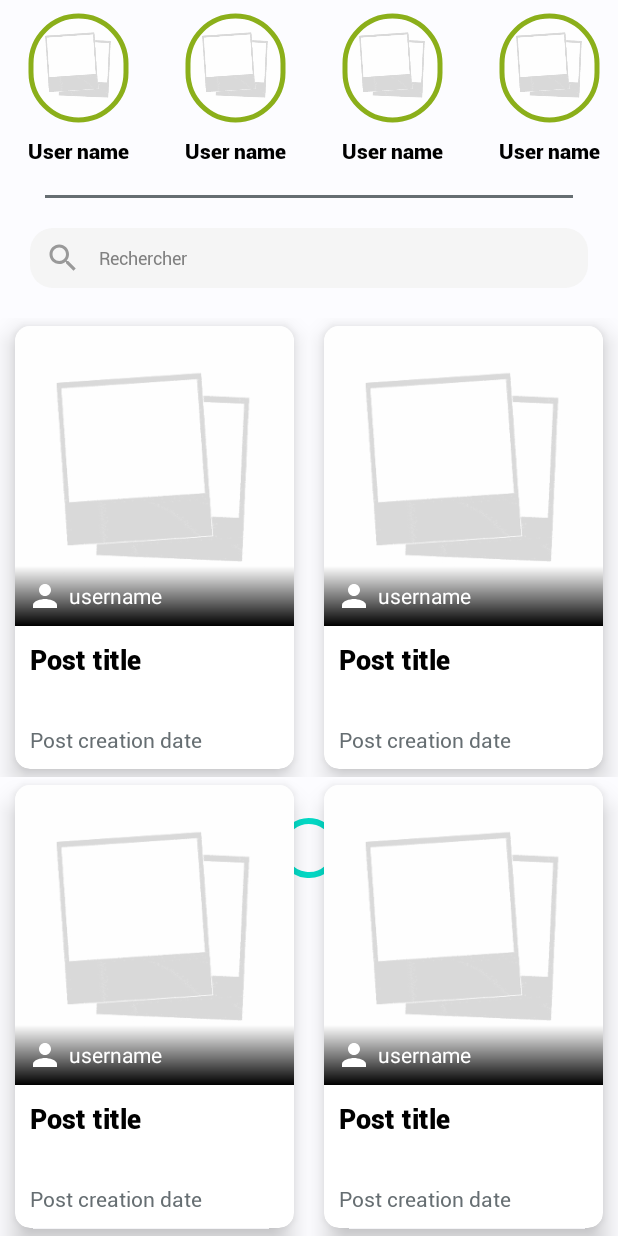
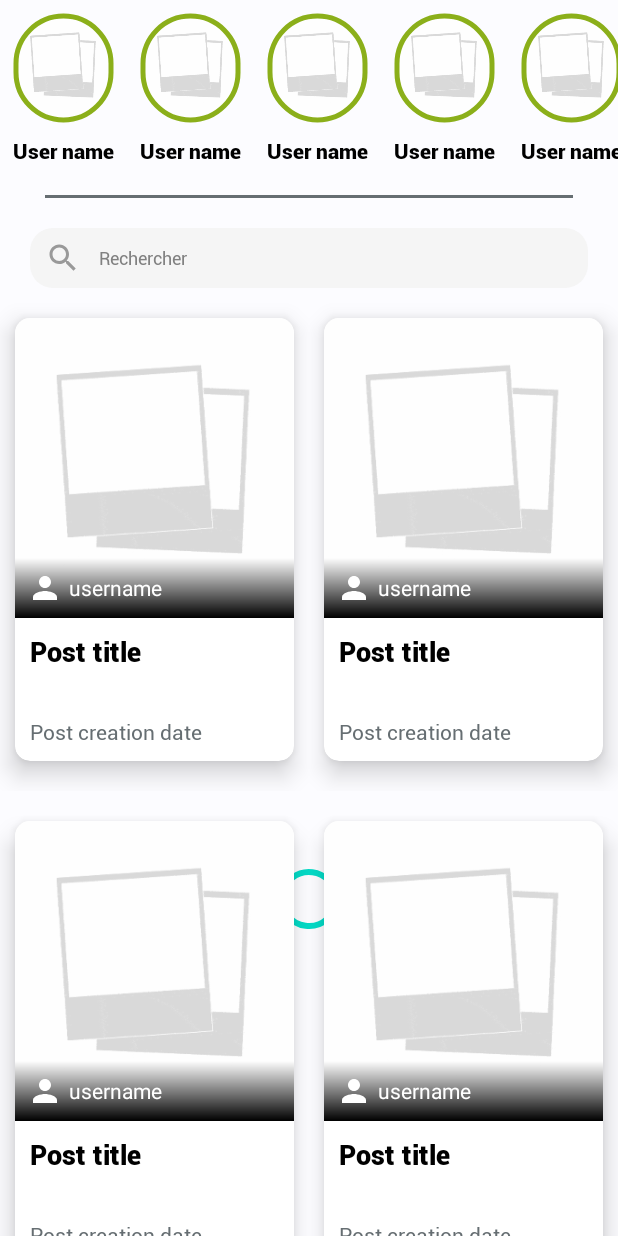
Before and after one commit to chakib94/Instagram, an Android app: the layout fragment_home.xml on its own in the app's theme, with its tools: preview values and no code run, on a phone screen of 412 x 824 dp. Run offline under Robolectric (Android 15) with nearby library versions, the phone set to English and light mode, and no system bars.

Commit message:
adjust UI

```diff
--- a/app/build.gradle
+++ b/app/build.gradle
@@ -64,7 +64,7 @@ dependencies {
     implementation 'androidx.core:core-ktx:1.6.0'
     implementation 'androidx.appcompat:appcompat:1.3.1'
     implementation 'com.google.android.material:material:1.4.0'
-    implementation 'androidx.constraintlayout:constraintlayout:2.0.4'
+    implementation 'androidx.constraintlayout:constraintlayout:2.1.0'
     testImplementation 'junit:junit:4.13.2'
     androidTestImplementation 'androidx.test.ext:junit:1.1.3'
     androidTestImplementation 'androidx.test.espresso:espresso-core:3.4.0'
@@ -78,7 +78,6 @@ dependencies {
     kapt "com.google.dagger:hilt-android-compiler:$hiltVersion"
     implementation "androidx.hilt:hilt-lifecycle-viewmodel:$hiltAndroidXVersion"
     kapt "androidx.hilt:hilt-compiler:$hiltAndroidXVersion"
-
 
     // Retrofit + GSON
     implementation "com.squareup.retrofit2:retrofit:$retrofitVersion"
--- a/app/src/main/res/layout/fragment_home.xml
+++ b/app/src/main/res/layout/fragment_home.xml
@@ -69,7 +69,6 @@
             android:id="@+id/posts_rv"
             android:layout_width="match_parent"
             android:layout_height="0dp"
-            android:layout_marginTop="20dp"
             android:orientation="vertical"
             android:overScrollMode="never"
             app:layoutManager="androidx.recyclerview.widget.GridLayoutManager"
--- a/app/src/main/res/layout/post_item.xml
+++ b/app/src/main/res/layout/post_item.xml
@@ -9,11 +9,12 @@
         android:layout_width="match_parent"
         android:layout_height="wrap_content"
         android:layout_marginHorizontal="10dp"
-        android:layout_marginVertical="5dp"
+        android:layout_marginVertical="20dp"
         android:animateLayoutChanges="true"
         android:background="@android:color/white"
         android:orientation="vertical"
         app:cardCornerRadius="10dp"
+        android:alpha="80"
         app:cardElevation="10dp"
         app:cardPreventCornerOverlap="false"
         tools:cardUseCompatPadding="true">
--- a/app/src/main/res/layout/user_item.xml
+++ b/app/src/main/res/layout/user_item.xml
@@ -3,16 +3,17 @@
     xmlns:app="http://schemas.android.com/apk/res-auto"
     android:layout_width="wrap_content"
     android:layout_height="wrap_content"
-    android:layout_marginHorizontal="10dp"
+    android:layout_marginHorizontal="5dp"
     android:orientation="vertical">
 
     <com.google.android.material.imageview.ShapeableImageView
         android:id="@+id/img"
         android:layout_width="wrap_content"
         android:layout_height="80dp"
-        android:layout_margin="5dp"
+        android:layout_marginVertical="5dp"
         android:adjustViewBounds="true"
         android:padding="5dp"
+        android:transitionName="cover_picture"
         android:scaleType="fitXY"
         android:src="@drawable/placeholder"
         app:shapeAppearanceOverlay="@style/ShapeAppearanceOverlay.App.CornerSize50Percent"
--- a/app/src/main/res/values/themes.xml
+++ b/app/src/main/res/values/themes.xml
@@ -9,6 +9,7 @@
         <!-- Status bar color. -->
         <item name="android:statusBarColor" tools:targetApi="l">?attr/colorPrimaryVariant</item>
         <!-- Customize your theme here. -->
+        <item name="android:windowContentTransitions" tools:targetApi="lollipop">true</item>
     </style>
 
     <style name="ShapeAppearanceOverlay.App.CornerSize50Percent" parent="">
--- a/build.gradle
+++ b/build.gradle
@@ -10,7 +10,7 @@ buildscript {
         jcenter()
     }
     dependencies {
-        classpath "com.android.tools.build:gradle:4.1.3"
+        classpath 'com.android.tools.build:gradle:4.2.2'
         classpath "org.jetbrains.kotlin:kotlin-gradle-plugin:$kotlin_version"
         classpath "androidx.navigation:navigation-safe-args-gradle-plugin:$navigationVersion"
         classpath "com.google.dagger:hilt-android-gradle-plugin:$hiltVersion"
```
Also changed, not shown: app/src/main/res/layout/fragment_user_detail.xml (+6 -5 lines), app/src/main/res/values/strings.xml (+7 -0 lines), gradle/wrapper/gradle-wrapper.properties.
